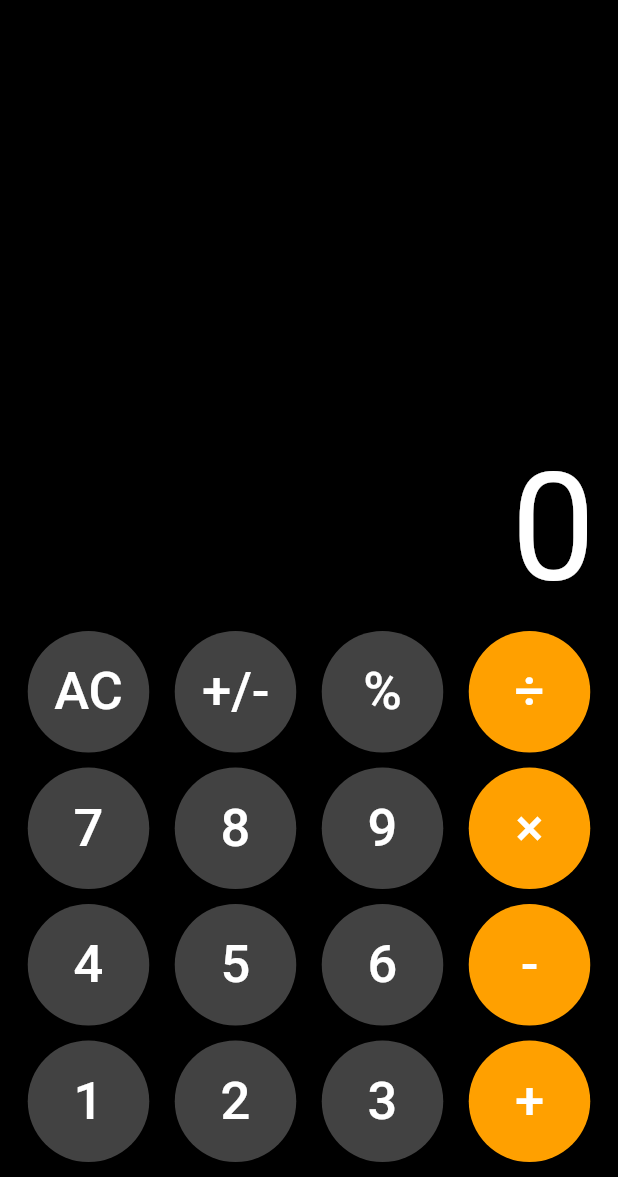
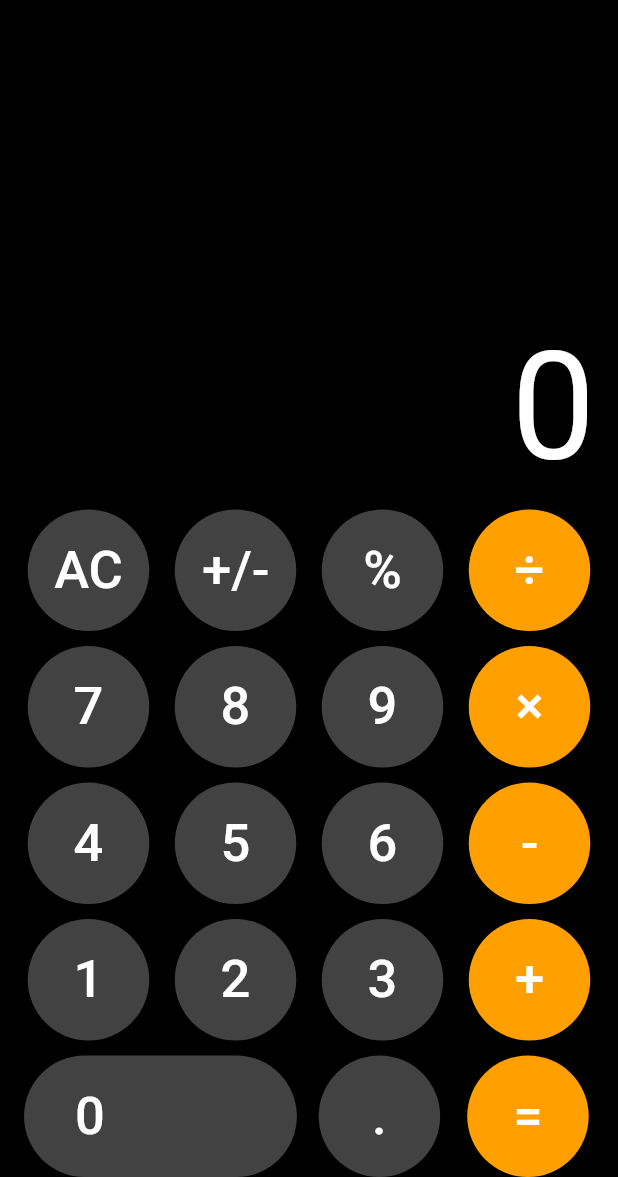
Before and after one commit to omokagbo/Flutter_iOS_Calculator, a Flutter app: the screen it shows after launch, on a phone screen of 412 x 824 dp, the part 59-1236 px from its top. Run offline on Flutter 3.47's test engine with Material 2 defaults, Android fonts, the phone set to English and light mode, and no system bars.

Commit message:
add more changes

```diff
--- a/flutter_ios_calculator/lib/main.dart
+++ b/flutter_ios_calculator/lib/main.dart
@@ -109,6 +109,26 @@ class _CalculatorState extends State<Calculator> {
             SizedBox(
               height: 10,
             ),
+            Row(
+              mainAxisAlignment: MainAxisAlignment.spaceEvenly,
+              children: [
+                RaisedButton(
+                  padding: EdgeInsets.fromLTRB(34, 20, 128, 20),
+                  onPressed: () {},
+                  shape: StadiumBorder(),
+                  child: Text(
+                    '0',
+                    style: TextStyle(
+                      fontSize: 35,
+                      color: Colors.white,
+                    ),
+                  ),
+                  color: Colors.grey.shade800,
+                ),
+                calcButton('.', Colors.grey.shade800, Colors.white),
+                calcButton('=', Colors.amber.shade700, Colors.white)
+              ],
+            ),
           ],
         ),
       ),
```
Also changed, not shown: 228 other files.
